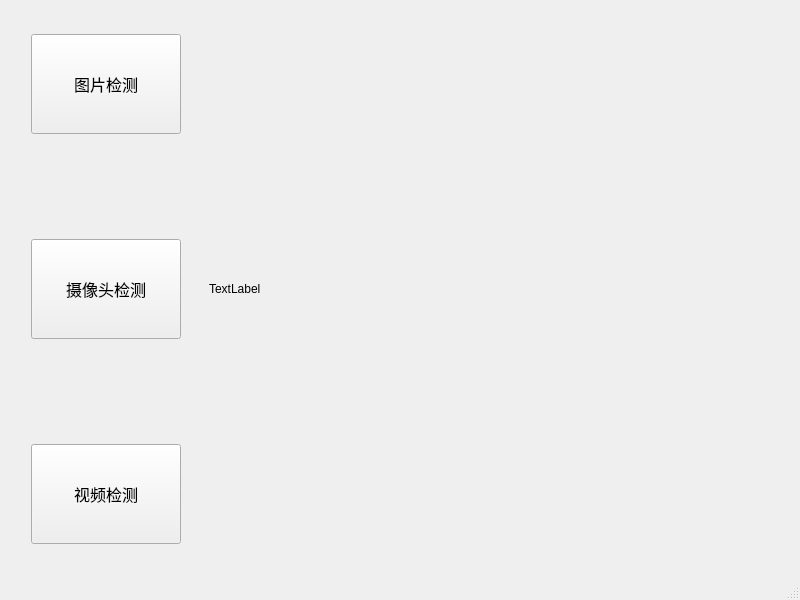
Old version of the form main.ui in the repository thaitranvenn/Object_Detection_PyQT5.
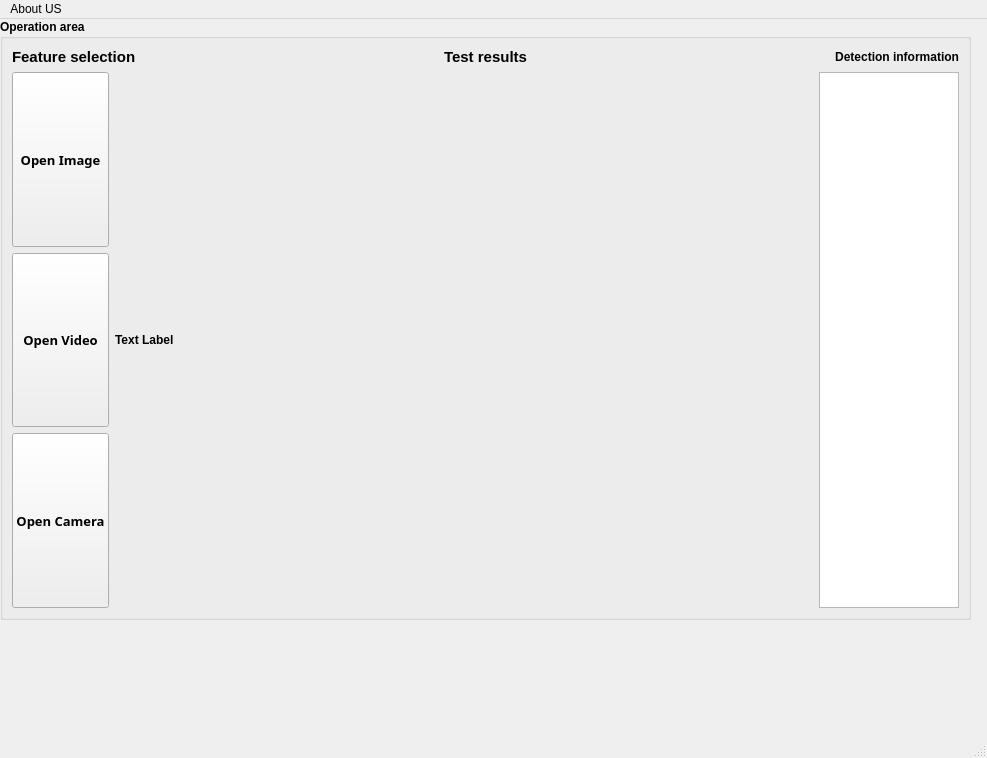
New version of the form.

```diff
--- a/main.ui
+++ b/main.ui
@@ -6,143 +6,231 @@
    <rect>
     <x>0</x>
     <y>0</y>
-    <width>800</width>
-    <height>600</height>
+    <width>987</width>
+    <height>758</height>
    </rect>
   </property>
   <property name="windowTitle">
    <string>PyQt5+YOLOv5示例</string>
   </property>
   <widget class="QWidget" name="centralwidget">
-   <layout class="QHBoxLayout" name="horizontalLayout_2">
-    <item>
-     <layout class="QHBoxLayout" name="horizontalLayout" stretch="1,3">
-      <property name="sizeConstraint">
-       <enum>QLayout::SetNoConstraint</enum>
-      </property>
-      <item>
-       <layout class="QVBoxLayout" name="verticalLayout" stretch="0,0,1">
-        <property name="spacing">
-         <number>80</number>
-        </property>
-        <property name="rightMargin">
-         <number>0</number>
-        </property>
-        <item alignment="Qt::AlignHCenter">
-         <widget class="QPushButton" name="pushButton_img">
-          <property name="sizePolicy">
-           <sizepolicy hsizetype="Minimum" vsizetype="MinimumExpanding">
-            <horstretch>0</horstretch>
-            <verstretch>0</verstretch>
-           </sizepolicy>
-          </property>
-          <property name="minimumSize">
-           <size>
-            <width>150</width>
-            <height>100</height>
-           </size>
-          </property>
-          <property name="maximumSize">
-           <size>
-            <width>150</width>
-            <height>100</height>
-           </size>
-          </property>
-          <property name="font">
-           <font>
-            <family>Agency FB</family>
-            <pointsize>12</pointsize>
-           </font>
-          </property>
-          <property name="text">
-           <string>图片检测</string>
-          </property>
-         </widget>
-        </item>
-        <item alignment="Qt::AlignHCenter">
-         <widget class="QPushButton" name="pushButton_camera">
-          <property name="sizePolicy">
-           <sizepolicy hsizetype="Minimum" vsizetype="Expanding">
-            <horstretch>0</horstretch>
-            <verstretch>0</verstretch>
-           </sizepolicy>
-          </property>
-          <property name="minimumSize">
-           <size>
-            <width>150</width>
-            <height>100</height>
-           </size>
-          </property>
-          <property name="maximumSize">
-           <size>
-            <width>150</width>
-            <height>100</height>
-           </size>
-          </property>
-          <property name="font">
-           <font>
-            <family>Agency FB</family>
-            <pointsize>12</pointsize>
-           </font>
-          </property>
-          <property name="text">
-           <string>摄像头检测</string>
-          </property>
-         </widget>
-        </item>
-        <item alignment="Qt::AlignHCenter">
-         <widget class="QPushButton" name="pushButton_video">
-          <property name="sizePolicy">
-           <sizepolicy hsizetype="Minimum" vsizetype="Expanding">
-            <horstretch>0</horstretch>
-            <verstretch>0</verstretch>
-           </sizepolicy>
-          </property>
-          <property name="minimumSize">
-           <size>
-            <width>150</width>
-            <height>100</height>
-           </size>
-          </property>
-          <property name="maximumSize">
-           <size>
-            <width>150</width>
-            <height>100</height>
-           </size>
-          </property>
-          <property name="font">
-           <font>
-            <family>Agency FB</family>
-            <pointsize>12</pointsize>
-           </font>
-          </property>
-          <property name="text">
-           <string>视频检测</string>
-          </property>
-         </widget>
-        </item>
-       </layout>
-      </item>
-      <item>
-       <widget class="QLabel" name="label">
-        <property name="text">
-         <string>TextLabel</string>
-        </property>
-       </widget>
-      </item>
-     </layout>
-    </item>
-   </layout>
+   <widget class="QGroupBox" name="groupBox">
+    <property name="geometry">
+     <rect>
+      <x>0</x>
+      <y>0</y>
+      <width>971</width>
+      <height>601</height>
+     </rect>
+    </property>
+    <property name="font">
+     <font>
+      <pointsize>9</pointsize>
+      <weight>75</weight>
+      <bold>true</bold>
+     </font>
+    </property>
+    <property name="title">
+     <string>Operation area</string>
+    </property>
+    <layout class="QVBoxLayout" name="verticalLayout_3">
+     <item>
+      <layout class="QHBoxLayout" name="horizontalLayout_4" stretch="1,0,1">
+       <item>
+        <widget class="QLabel" name="label">
+         <property name="sizePolicy">
+          <sizepolicy hsizetype="Minimum" vsizetype="Fixed">
+           <horstretch>0</horstretch>
+           <verstretch>0</verstretch>
+          </sizepolicy>
+         </property>
+         <property name="maximumSize">
+          <size>
+           <width>1677215</width>
+           <height>16777215</height>
+          </size>
+         </property>
+         <property name="font">
+          <font>
+           <family>Arial</family>
+           <pointsize>11</pointsize>
+           <weight>75</weight>
+           <bold>true</bold>
+          </font>
+         </property>
+         <property name="text">
+          <string>Feature selection</string>
+         </property>
+         <property name="alignment">
+          <set>Qt::AlignLeading|Qt::AlignLeft|Qt::AlignVCenter</set>
+         </property>
+        </widget>
+       </item>
+       <item>
+        <widget class="QLabel" name="label_1">
+         <property name="sizePolicy">
+          <sizepolicy hsizetype="Minimum" vsizetype="Fixed">
+           <horstretch>0</horstretch>
+           <verstretch>0</verstretch>
+          </sizepolicy>
+         </property>
+         <property name="maximumSize">
+          <size>
+           <width>1677215</width>
+           <height>16777215</height>
+          </size>
+         </property>
+         <property name="font">
+          <font>
+           <family>Arial</family>
+           <pointsize>11</pointsize>
+           <weight>75</weight>
+           <bold>true</bold>
+          </font>
+         </property>
+         <property name="text">
+          <string>Test results</string>
+         </property>
+         <property name="alignment">
+          <set>Qt::AlignCenter</set>
+         </property>
+        </widget>
+       </item>
+       <item>
+        <widget class="QLabel" name="label_2">
+         <property name="sizePolicy">
+          <sizepolicy hsizetype="Minimum" vsizetype="Fixed">
+           <horstretch>0</horstretch>
+           <verstretch>0</verstretch>
+          </sizepolicy>
+         </property>
+         <property name="maximumSize">
+          <size>
+           <width>1677215</width>
+           <height>16777215</height>
+          </size>
+         </property>
+         <property name="font">
+          <font>
+           <family>Arial</family>
+           <pointsize>9</pointsize>
+           <weight>75</weight>
+           <bold>true</bold>
+          </font>
+         </property>
+         <property name="text">
+          <string>Detection information</string>
+         </property>
+         <property name="alignment">
+          <set>Qt::AlignRight|Qt::AlignTrailing|Qt::AlignVCenter</set>
+         </property>
+        </widget>
+       </item>
+      </layout>
+     </item>
+     <item>
+      <layout class="QHBoxLayout" name="horizontalLayout_3" stretch="1,11">
+       <item>
+        <layout class="QVBoxLayout" name="verticalLayout">
+         <item>
+          <widget class="QPushButton" name="pushButton_Image">
+           <property name="sizePolicy">
+            <sizepolicy hsizetype="Minimum" vsizetype="Preferred">
+             <horstretch>0</horstretch>
+             <verstretch>0</verstretch>
+            </sizepolicy>
+           </property>
+           <property name="font">
+            <font>
+             <family>Adobe Devanagari</family>
+             <pointsize>10</pointsize>
+            </font>
+           </property>
+           <property name="text">
+            <string>Open Image</string>
+           </property>
+          </widget>
+         </item>
+         <item>
+          <widget class="QPushButton" name="pushButton_Video">
+           <property name="sizePolicy">
+            <sizepolicy hsizetype="Minimum" vsizetype="Preferred">
+             <horstretch>0</horstretch>
+             <verstretch>0</verstretch>
+            </sizepolicy>
+           </property>
+           <property name="font">
+            <font>
+             <family>Adobe Devanagari</family>
+             <pointsize>10</pointsize>
+            </font>
+           </property>
+           <property name="text">
+            <string>Open Video</string>
+           </property>
+          </widget>
+         </item>
+         <item>
+          <widget class="QPushButton" name="pushButton_Camera">
+           <property name="sizePolicy">
+            <sizepolicy hsizetype="Minimum" vsizetype="Preferred">
+             <horstretch>0</horstretch>
+             <verstretch>0</verstretch>
+            </sizepolicy>
+           </property>
+           <property name="font">
+            <font>
+             <family>Adobe Devanagari</family>
+             <pointsize>10</pointsize>
+            </font>
+           </property>
+           <property name="text">
+            <string>Open Camera</string>
+           </property>
+          </widget>
+         </item>
+        </layout>
+       </item>
+       <item>
+        <layout class="QHBoxLayout" name="horizontalLayout_2" stretch="5,1">
+         <item>
+          <widget class="QLabel" name="mainLabel">
+           <property name="text">
+            <string>Text Label</string>
+           </property>
+          </widget>
+         </item>
+         <item>
+          <widget class="QTextBrowser" name="textBrowser"/>
+         </item>
+        </layout>
+       </item>
+      </layout>
+     </item>
+     <item>
+      <layout class="QHBoxLayout" name="horizontalLayout"/>
+     </item>
+    </layout>
+   </widget>
   </widget>
   <widget class="QMenuBar" name="menubar">
    <property name="geometry">
     <rect>
      <x>0</x>
      <y>0</y>
-     <width>800</width>
-     <height>23</height>
+     <width>987</width>
+     <height>26</height>
     </rect>
    </property>
+   <widget class="QMenu" name="menuAuthor">
+    <property name="title">
+     <string>About US</string>
+    </property>
+    <addaction name="actionAbout_QT"/>
+    <addaction name="actionAuthor"/>
+    <addaction name="actionQuit"/>
+   </widget>
+   <addaction name="menuAuthor"/>
   </widget>
   <widget class="QStatusBar" name="statusbar"/>
  </widget>
```
Left out of the diff: 42 changed lines with no effect on the pictures.
